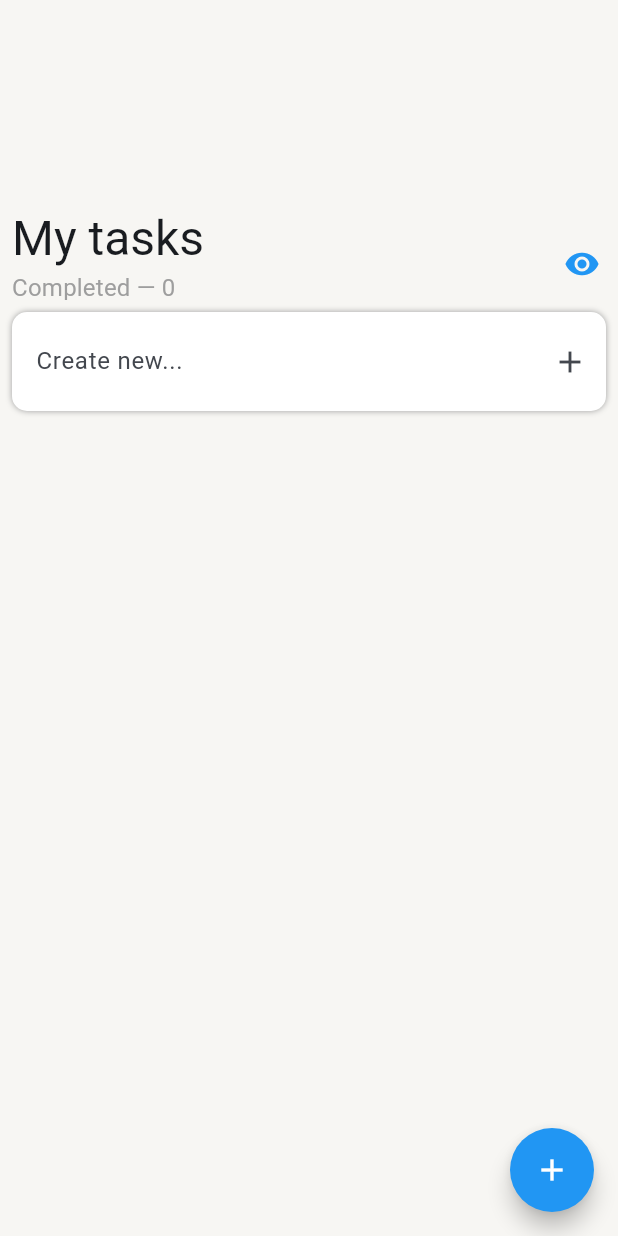
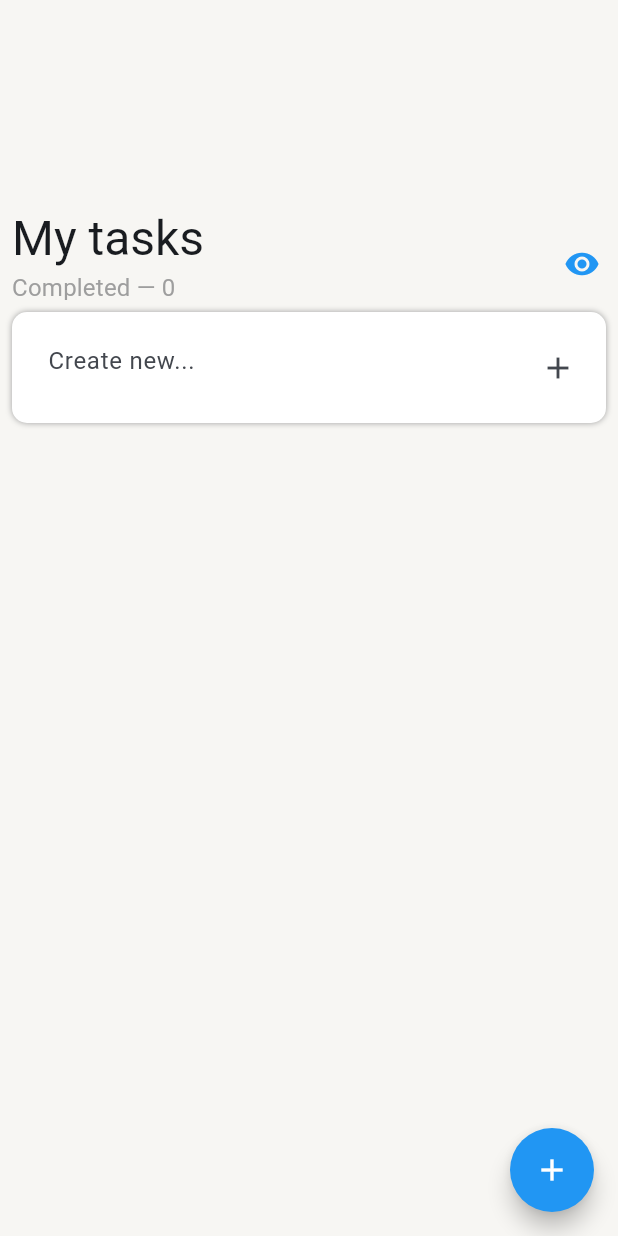
Before and after one commit to aNOOBisTheGod/ada-lovelace, a Flutter app: the screen it shows after launch, after a tap on the "visibility off" icon, on a phone screen of 412 x 824 dp. Run offline on Flutter 3.47's test engine with Material 3 defaults, Android fonts, the phone set to English and light mode, and no system bars; our stand-ins replace device_info_plus, dio, flutter_bloc, go_router, google_fonts, hive and 2 more; accounts and stored records are empty; network calls fail.

Commit message:
final changes ig

```diff
--- a/lib/main.dart
+++ b/lib/main.dart
@@ -25,11 +25,11 @@ Future<void> main() async {
   Hive.init(dir.path);
   await Hive.openBox('notesList');
   await Hive.openBox('revision');
-  runApp(AdaLovelaceApp());
+  runApp(SimpleNotesApp());
 }
 
-class AdaLovelaceApp extends StatelessWidget {
-  AdaLovelaceApp({super.key});
+class SimpleNotesApp extends StatelessWidget {
+  SimpleNotesApp({super.key});
   final GetNotesList _getNotesList = GetNotesList();
   final DeleteNoteData _deleteNoteData = DeleteNoteData();
   final EditNoteData _editNoteData = EditNoteData();
--- a/lib/src/data/note_repository_impl.dart
+++ b/lib/src/data/note_repository_impl.dart
@@ -1,4 +1,5 @@
 import 'package:hive_flutter/hive_flutter.dart';
+import 'package:simplenotes/core/logger/note_event_logger.dart';
 import 'package:simplenotes/src/data/source/local/notes_local_storage.dart';
 import 'package:simplenotes/src/data/source/remote/notes_api.dart';
 import 'package:simplenotes/src/domain/models/note.dart';
@@ -17,8 +18,10 @@ class NoteRepositoryImpl implements NoteRepository {
     try {
       final data = await NotesApi().loadNotes();
       NotesLocalStorage().saveNotes(data);
+      NoteEventLogger().remoteNotesListLoaded();
       return data;
     } catch (e) {
+      NoteEventLogger().localNotesListLoaded();
       return NotesLocalStorage().loadNotes();
     }
   }
--- a/lib/src/data/source/local/notes_local_storage.dart
+++ b/lib/src/data/source/local/notes_local_storage.dart
@@ -1,4 +1,5 @@
 import 'package:hive_flutter/hive_flutter.dart';
+import 'package:simplenotes/core/logger/note_event_logger.dart';
 import 'package:simplenotes/src/domain/models/note.dart';
 
 class NotesLocalStorage {
@@ -8,6 +9,7 @@ class NotesLocalStorage {
   void incrementRevision() {
     int revision = revisionBox.get('local') ?? 0;
     revisionBox.put('local', revision + 1);
+    NoteEventLogger().localRevisionUpdated(revision + 1);
   }
 
   List<Note> loadNotes() {
--- a/lib/src/data/source/remote/notes_api.dart
+++ b/lib/src/data/source/remote/notes_api.dart
@@ -1,4 +1,5 @@
 import 'package:hive_flutter/hive_flutter.dart';
+import 'package:simplenotes/core/logger/note_event_logger.dart';
 import 'package:simplenotes/core/secrets/auth_token.dart';
 import 'package:simplenotes/src/domain/models/note.dart';
 import 'package:dio/dio.dart';
@@ -10,6 +11,7 @@ class NotesApi {
 
   void updateRevision(Response response) {
     box.put('remote', response.data['revision']);
+    NoteEventLogger().remoteRevisionUpdated(response.data['revision']);
   }
 
   Future<List<Note>> loadNotes() async {
@@ -34,6 +36,7 @@ class NotesApi {
           'accept': 'application/json',
           'X-Last-Known-Revision': box.get('remote')
         }));
+    NoteEventLogger().remoteNoteAdded(note);
     updateRevision(response);
   }
 
@@ -44,6 +47,7 @@ class NotesApi {
           'accept': 'application/json',
           'X-Last-Known-Revision': box.get('remote')
         }));
+    NoteEventLogger().remoteNoteDeleted(note);
     updateRevision(response);
   }
 
@@ -55,6 +59,7 @@ class NotesApi {
           'accept': 'application/json',
           'X-Last-Known-Revision': box.get('remote')
         }));
+    NoteEventLogger().remoteNoteEdited(note);
     updateRevision(response);
   }
 
@@ -66,5 +71,6 @@ class NotesApi {
           'accept': 'application/json',
           'X-Last-Known-Revision': box.get('remote')
         }));
+    NoteEventLogger().remoteNotesListPatched();
   }
 }
--- a/lib/src/presentation/screens/notes_list_page/notes_list_page_screen.dart
+++ b/lib/src/presentation/screens/notes_list_page/notes_list_page_screen.dart
@@ -81,28 +81,34 @@ class _Content extends StatelessWidget {
                                       height: 5,
                                     ),
                                     NotesListWidget(notesList: notesList),
-                                    TextField(
+                                    Padding(
+                                      padding: const EdgeInsets.all(8.0),
+                                      child: TextField(
                                         controller: addNoteTitleController,
                                         decoration: InputDecoration(
                                             hintText:
                                                 AppLocalizations.of(context)!
                                                     .createNew,
+                                            enabledBorder: InputBorder.none,
                                             border: InputBorder.none,
                                             suffixIcon: IconButton(
                                                 onPressed: () async {
                                                   String id =
-                                                    await GetDeviceId().getId();
+                                                      await GetDeviceId()
+                                                          .getId();
                                                   noteListPageBloc.add(AddNote(
                                                       Note.fromText(
                                                           addNoteTitleController
                                                               .text,
                                                           id)));
                                                   FocusScope.of(context)
-                                                    .requestFocus(FocusNode());
+                                                      .requestFocus(
+                                                          FocusNode());
                                                   addNoteTitleController.text =
                                                       '';
                                                 },
                                                 icon: const Icon(Icons.add))),
+                                      ),
                                     ),
                                     const SizedBox(
                                       height: 5,
```
Also changed, not shown: lib/core/logger/note_event_logger.dart (+36 -3 lines), 2 other files. Lines whose indentation alone changed are shown as unchanged.
